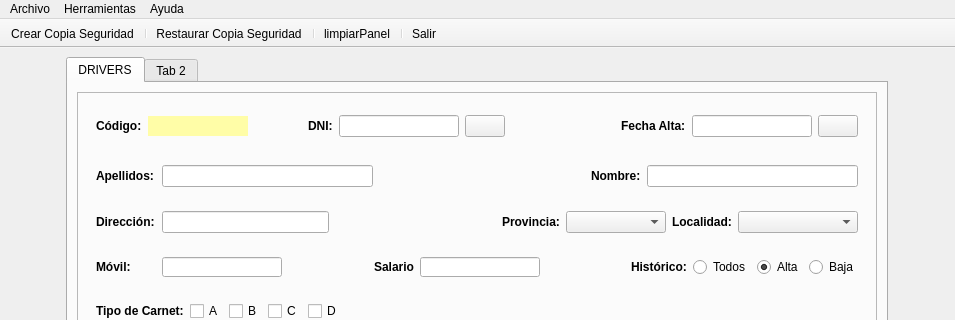
Before: the Qt Designer form TEMA1/templates/MainWindow.ui in braisdp6/2DAM_DI, drawn with Qt 5; both pictures show x 0 to 955 and y 0 to 320 of the 955 by 607 pixel window.
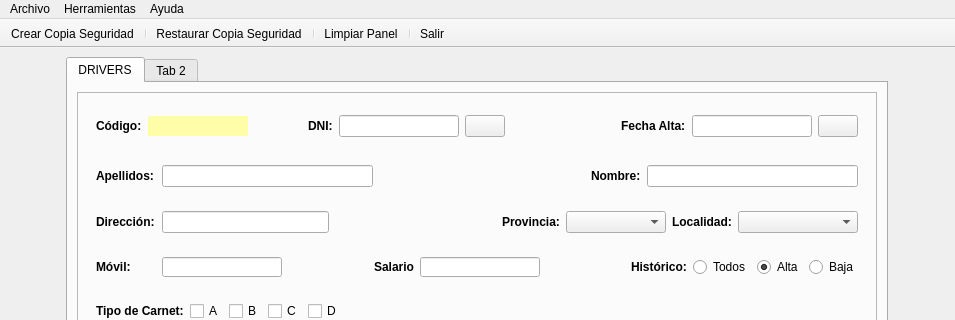
After: the same form once the commit is applied. Icons and pictures are not drawn.

Commit message: antes de modificar los templates y el metodo modifdriver

Patch:
```diff
--- a/TEMA1/templates/MainWindow.ui
+++ b/TEMA1/templates/MainWindow.ui
@@ -1079,7 +1079,7 @@
      <normaloff>../img/limpiar.ico</normaloff>../img/limpiar.ico</iconset>
    </property>
    <property name="text">
-    <string>limpiarPanel</string>
+    <string>Limpiar Panel</string>
    </property>
   </action>
   <action name="actionCrear_Copia_Seguridad">
```
The commit also changes 2 other files.
